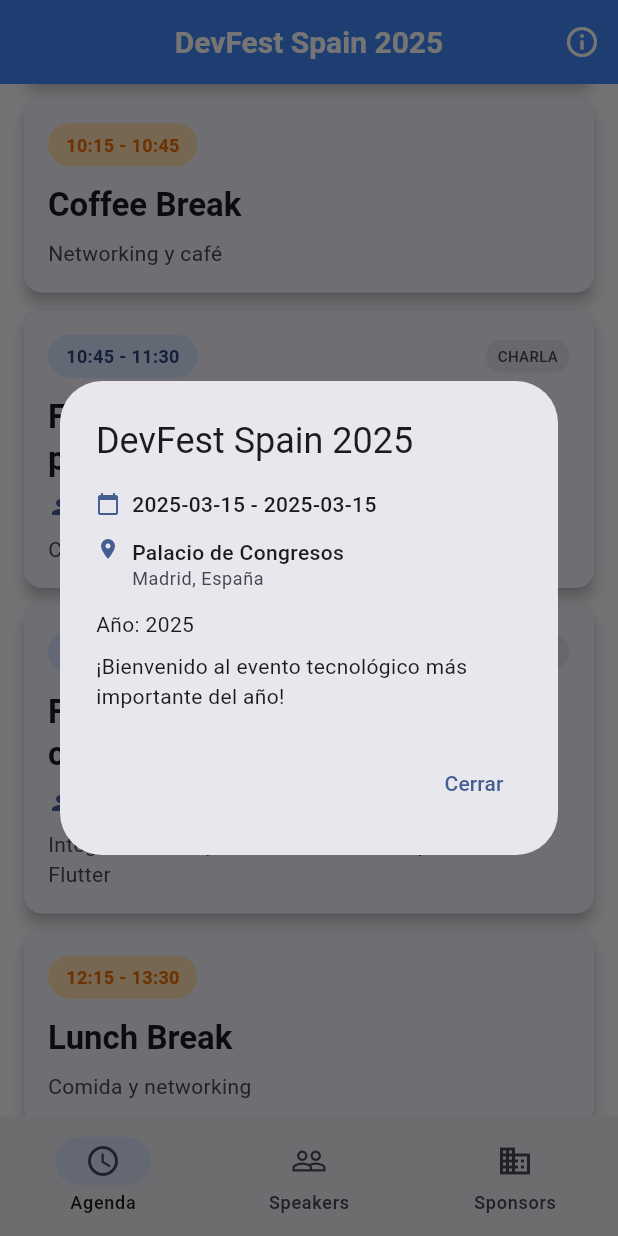
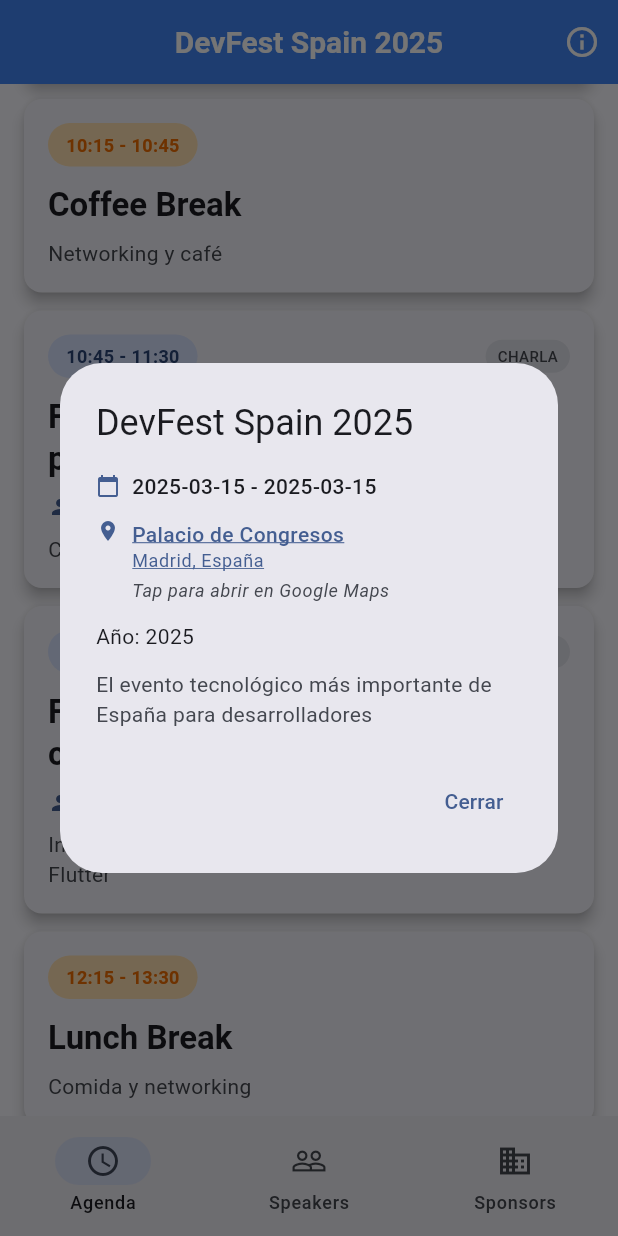
Before and after one commit to vicajilau/event_flutter_template, a Flutter app: the screen it shows after launch, scrolled down 576 dp, after a tap on the "info outline" icon, on a phone screen of 412 x 824 dp. Run offline on Flutter 3.47's test engine with Material 3 defaults, Android fonts, the light colour scheme and no system bars; network calls fail.

Commit message:
Add URL launcher support for venue location; enhance home screen UI and functionality

```diff
--- a/lib/features/home/home_screen.dart
+++ b/lib/features/home/home_screen.dart
@@ -1,4 +1,5 @@
 import 'package:flutter/material.dart';
+import 'package:url_launcher/url_launcher.dart';
 import '../../core/data_loader.dart';
 import '../../core/models.dart';
 import 'agenda_screen.dart';
@@ -102,7 +103,9 @@
               const SizedBox(height: 12),
             ],
             if (widget.config.venue != null) ...[
-              Row(
+              GestureDetector(
+                onTap: () => _openGoogleMaps(widget.config.venue!),
+                child: Row(
                   crossAxisAlignment: CrossAxisAlignment.start,
                   children: [
                     Icon(
@@ -118,15 +121,35 @@
                           Text(
                             widget.config.venue!.name,
                             style: Theme.of(context).textTheme.bodyMedium
-                              ?.copyWith(fontWeight: FontWeight.w500),
+                                ?.copyWith(
+                                  fontWeight: FontWeight.w500,
+                                  color: Theme.of(context).colorScheme.primary,
+                                  decoration: TextDecoration.underline,
+                                  decorationColor: Theme.of(
+                                    context,
+                                  ).colorScheme.primary,
+                                ),
                           ),
                           Text(
                             widget.config.venue!.address,
                             style: Theme.of(context).textTheme.bodySmall
                                 ?.copyWith(
+                                  color: Theme.of(context).colorScheme.primary,
+                                  decoration: TextDecoration.underline,
+                                  decorationColor: Theme.of(
+                                    context,
+                                  ).colorScheme.primary,
+                                ),
+                          ),
+                          const SizedBox(height: 4),
+                          Text(
+                            'Tap para abrir en Google Maps',
+                            style: Theme.of(context).textTheme.bodySmall
+                                ?.copyWith(
                                   color: Theme.of(
                                     context,
                                   ).colorScheme.onSurfaceVariant,
+                                  fontStyle: FontStyle.italic,
                                 ),
                           ),
                         ],
@@ -134,13 +157,25 @@
                     ),
                   ],
                 ),
+              ),
               const SizedBox(height: 12),
             ],
             Text('Año: ${widget.config.year}'),
+            if (widget.config.description != null &&
+                widget.config.description!.isNotEmpty) ...[
+              const SizedBox(height: 12),
+              Text(
+                widget.config.description!,
+                style: Theme.of(context).textTheme.bodyMedium?.copyWith(
+                  color: Theme.of(context).colorScheme.onSurfaceVariant,
+                ),
+              ),
+            ] else ...[
               const SizedBox(height: 8),
               const Text(
                 '¡Bienvenido al evento tecnológico más importante del año!',
               ),
+            ],
           ],
         ),
         actions: [
@@ -152,4 +187,19 @@
       ),
     );
   }
+
+  Future<void> _openGoogleMaps(Venue venue) async {
+    final query = Uri.encodeComponent('${venue.name}, ${venue.address}');
+    final googleMapsUrl =
+        'https://www.google.com/maps/search/?api=1&query=$query';
+
+    final uri = Uri.parse(googleMapsUrl);
+
+    if (await canLaunchUrl(uri)) {
+      await launchUrl(uri, mode: LaunchMode.externalApplication);
+    } else {
+      // Fallback: copiar dirección al portapapeles si no se puede abrir
+      debugPrint('No se pudo abrir Google Maps');
     }
+  }
+}
--- a/pubspec.yaml
+++ b/pubspec.yaml
@@ -35,6 +35,7 @@
   # Use with the CupertinoIcons class for iOS style icons.
   cupertino_icons: ^1.0.8
   http: ^1.5.0
+  url_launcher: ^6.2.4
 
 dev_dependencies:
   flutter_test:
```
Also changed, not shown: lib/features/home/speakers_screen.dart (+19 -3 lines), pubspec.lock, 5 other files. Lines whose indentation alone changed are shown as unchanged.
